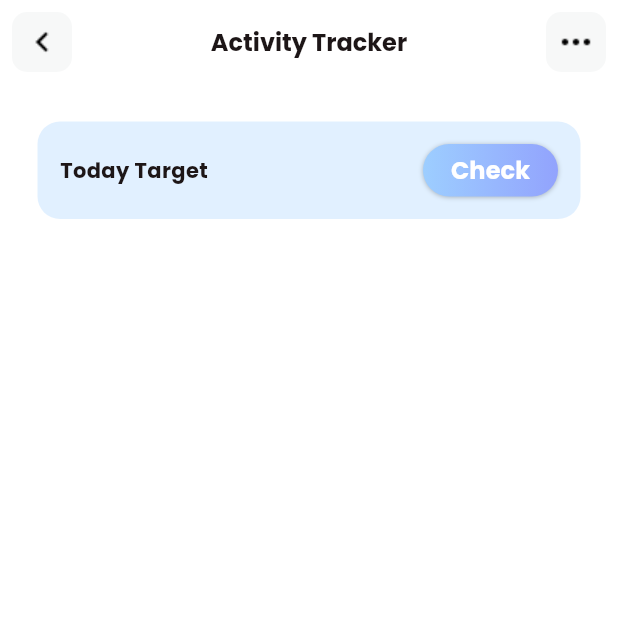
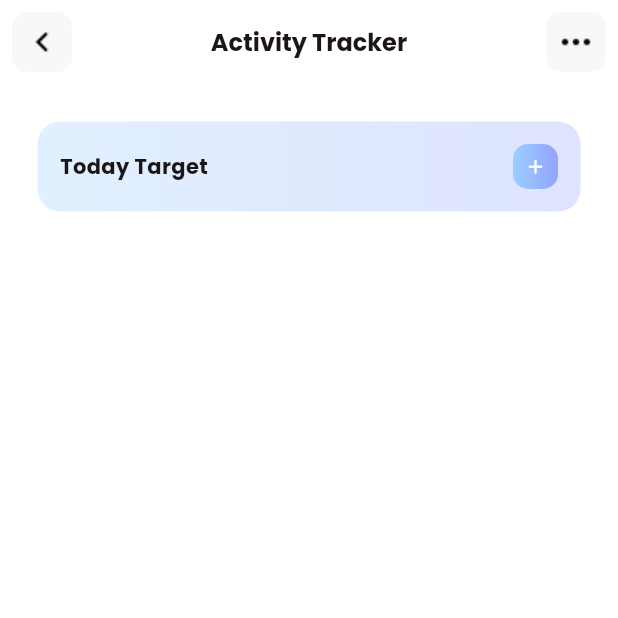
Before and after one commit to sdhaputhanthrie/Fitness-App, a Flutter app: the ActivityTrackerView screen opened directly, on a phone screen of 412 x 824 dp, the top half of it. Run offline on Flutter 3.47's test engine with Material 3 defaults, Android fonts, the phone set to English and light mode, and no system bars; our stand-ins replace carousel_slider, fl_chart, simple_circular_progress_bar; missing offline and left inert: dotted_dashed_line, simple_animation_progress_bar.

Commit message:
update today target column

```diff
--- a/lib/view/home/activity_tracker_view.dart
+++ b/lib/view/home/activity_tracker_view.dart
@@ -106,11 +106,17 @@ class _ActivityTrackerViewState extends State<ActivityTrackerView> {
       body: SingleChildScrollView(
         child: Container(
           padding: EdgeInsets.symmetric(vertical: 25, horizontal: 25),
-          child: Column(children: [
+          child: Column(
+            children: [
               Container(
                 padding: EdgeInsets.symmetric(horizontal: 15, vertical: 15),
                 decoration: BoxDecoration(
-                    color: TColor.primaryColor2.withOpacity(0.3),
+                  gradient: LinearGradient(
+                    colors: [
+                      TColor.primaryColor2.withOpacity(0.3),
+                      TColor.primaryColor1.withOpacity(0.3),
+                    ],
+                  ),
                   borderRadius: BorderRadius.circular(15),
                 ),
 
@@ -130,22 +136,31 @@ class _ActivityTrackerViewState extends State<ActivityTrackerView> {
                         ),
 
                         SizedBox(
-                            width: 90,
-                            height: 35,
-                            child: RoundButton(
-                              title: "Check",
-                              type: RoundButtonType.bgGradient,
-                              fontSize: 10,
-                              fontWeight: FontWeight.w600,
-                              onPressed: () {
-                                Navigator.push(
-                                  context,
-                                  MaterialPageRoute(
-                                    builder: (context) =>
-                                        const ActivityTrackerView(),
+                          width: 30,
+                          height: 30,
+                          child: Container(
+                            decoration: BoxDecoration(
+                              gradient: LinearGradient(colors: TColor.primaryG),
+                              borderRadius: BorderRadius.circular(10),
                             ),
-                                );
-                              },
+
+                            child: MaterialButton(
+                              onPressed: () {},
+                              padding: EdgeInsets.zero,
+                              height: 30,
+                              shape: RoundedRectangleBorder(
+                                borderRadius: BorderRadius.circular(25),
+                              ),
+                              textColor: TColor.primaryColor1,
+                              minWidth: double.maxFinite,
+                              elevation: 0,
+                              color: Colors.transparent,
+                              child: const Icon(
+                                Icons.add,
+                                color: Colors.white,
+                                size: 15,
+                              ),
+                            ),
                           ),
                         ),
                       ],
@@ -153,7 +168,8 @@ class _ActivityTrackerViewState extends State<ActivityTrackerView> {
                   ],
                 ),
               ),
-          ]),
+            ],
+          ),
         ),
       ),
     );
```
Lines whose indentation alone changed are shown as unchanged.
